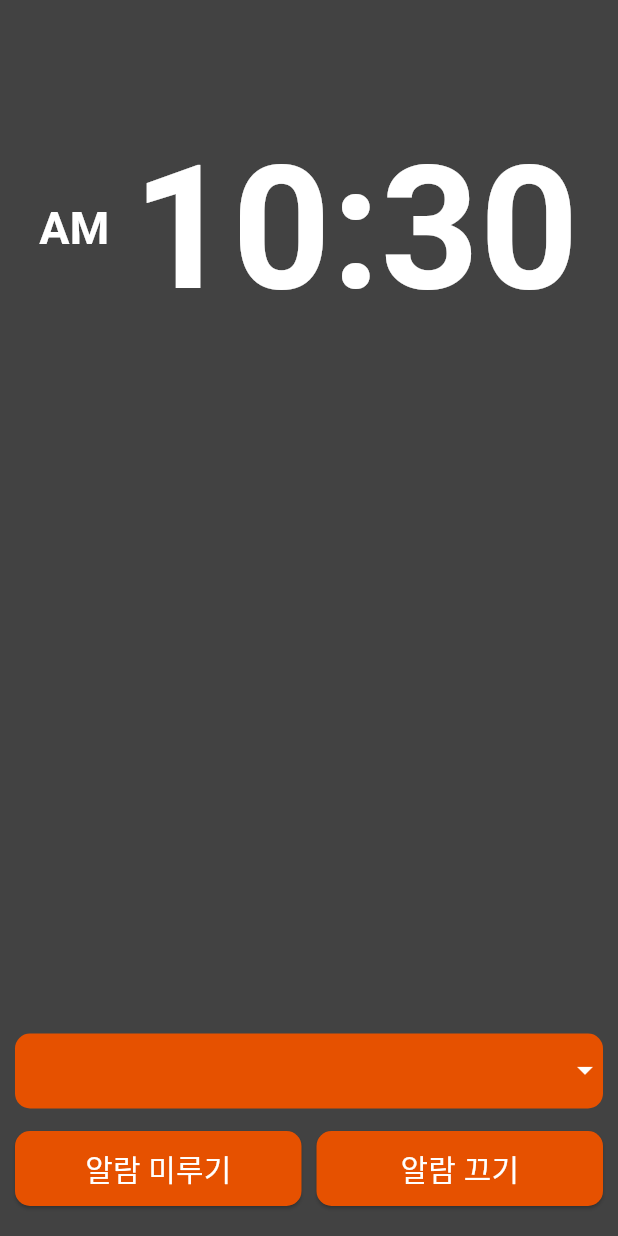
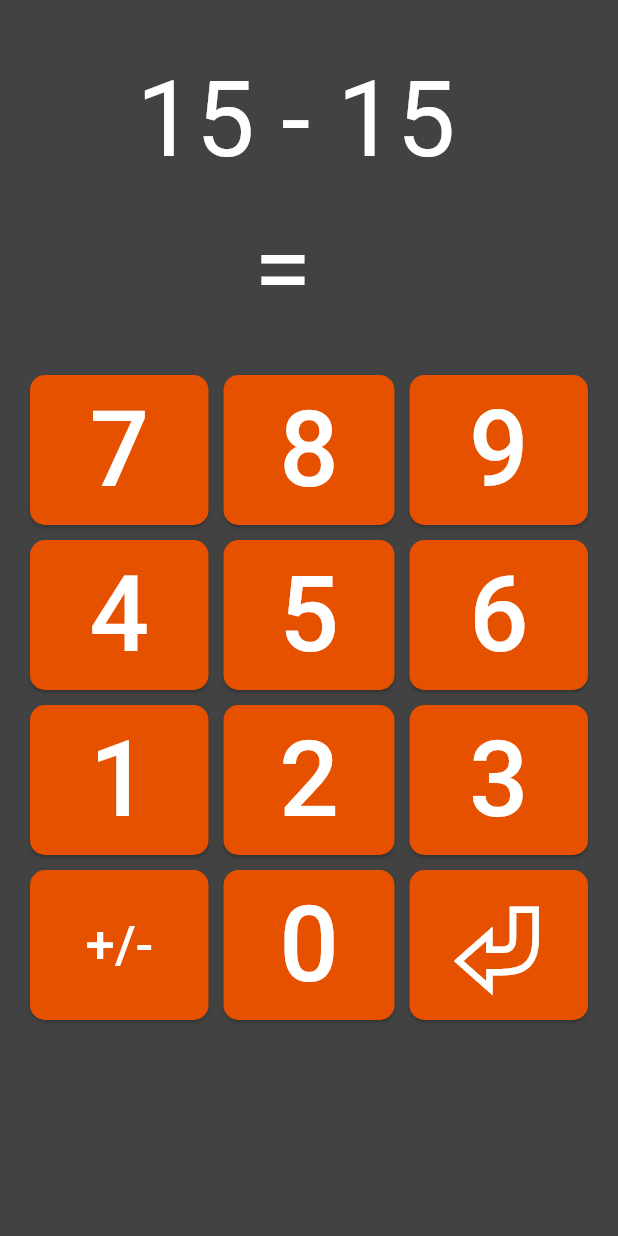
Before and after one commit to cyj0104/orange_alarm, a Flutter app: the SnoozeAndTurnOffAlarmPage screen opened directly, after a tap on "알람 끄기", on a phone screen of 412 x 824 dp. Run offline on Flutter 3.47's test engine with Material 3 defaults, Android fonts, the phone set to English and light mode, and no system bars.

Commit message:
수학 문제 풀기 미션 수행 화면 UI 구현

```diff
--- a/lib/page/SnoozeAndTurnOffAlarmPage.dart
+++ b/lib/page/SnoozeAndTurnOffAlarmPage.dart
@@ -1,5 +1,6 @@
 import 'dart:async';
 import 'package:flutter/material.dart';
+import 'SolveArithmeticMission.dart';
 
 
 class SnoozeAndTurnOffAlarmPage extends StatefulWidget {
@@ -139,7 +140,11 @@ class _SnoozeAndTurnOffAlarmPageState extends State<SnoozeAndTurnOffAlarmPage> {
                           padding: EdgeInsets.only(left: 5, right: 10),
                           child: ElevatedButton(
                             onPressed: () {
-
+                              // 조건에 따라서 미션 화면 이동하도록 구현
+                              Navigator.push(
+                                context,
+                                MaterialPageRoute(builder: (context) => SolveArithmeticMissionPage()),
+                              );
                             },
                             style: ElevatedButton.styleFrom(
                                 backgroundColor : Colors.orange.shade900,
--- /dev/null
+++ b/lib/page/SolveArithmeticMission.dart
@@ -0,0 +1,318 @@
+import 'dart:math';
+import 'package:flutter/material.dart';
+
+class SolveArithmeticMissionPage extends StatefulWidget {
+  @override
+  _SolveArithmeticMissionPageState createState() => _SolveArithmeticMissionPageState();
+}
+
+class _SolveArithmeticMissionPageState extends State<SolveArithmeticMissionPage>{
+  int randomNumber1 = Random().nextInt(101);
+  int randomNumber2 = Random().nextInt(101);
+  late int correctAnswer = randomNumber1 - randomNumber2;
+  String userAnswer = '';
+
+
+  void attachNumber(String number) {
+    if (number == '0' && userAnswer == '') {
+      return;
+    }
+    if (userAnswer.length < 3 ) {
+      setState(() {
+        userAnswer += number;
+      });
+    }
+  }
+
+  void toggleSign() {
+    if (!userAnswer.contains('-')) {
+      setState(() {
+        userAnswer = '-' + userAnswer;
+      });
+    }
+    else {
+      setState(() {
+        userAnswer = userAnswer.replaceFirst('-', '');
+      });
+    }
+  }
+
+  void checkAnswer() {
+    setState(() {
+      if (correctAnswer.toString() == userAnswer) {
+        userAnswer = 'Correct!!';   // 알람 끄기 요청해야함
+      }
+      else {
+        userAnswer = '';
+      }
+    });
+  }
+
+  @override
+  Widget build(BuildContext context) {
+    return Scaffold(
+      backgroundColor: Colors.grey.shade800,
+      body: Column(
+        children: [
+
+          Container(
+              padding: EdgeInsets.only(top: 30),
+              alignment: Alignment.center,
+              child: Text(
+                '${randomNumber1} - ${randomNumber2} ',
+                style: TextStyle(fontSize: 70, color: Colors.white),
+              ),
+          ),
+
+
+          Container(
+            padding: EdgeInsets.only(left: 20, right: 20),
+            child: Text(
+              '=  ${userAnswer}',
+              style: TextStyle(fontSize: 70, color: Colors.white),
+            ),
+          ),
+
+          /////////// 7 , 8, 9 버튼
+           Container(
+             padding: EdgeInsets.only(top: 20, left: 20, right: 20),
+             child: Row(
+               mainAxisAlignment: MainAxisAlignment.center,
+               children: [
+                 Expanded(
+                  child:Container(
+                    padding: EdgeInsets.only(right: 5),
+                    child: ElevatedButton(
+                      onPressed: () => attachNumber('7'),
+                      style: ElevatedButton.styleFrom(
+                          backgroundColor : Colors.orange.shade900,
+                          shape: RoundedRectangleBorder(
+                              borderRadius: BorderRadius.circular(10)
+                          ),
+                          minimumSize: Size(100, 100)
+                      ),
+                      child: Text('7', style: TextStyle(fontSize: 70, color: Colors.white)),
+                    ),
+                  ),
+                 ),
+                Expanded(
+                  child: Container(
+                    padding: EdgeInsets.only(left: 5, right: 5),
+                    child:ElevatedButton(
+                      onPressed: () => attachNumber('8'),
+                      style: ElevatedButton.styleFrom(
+                          backgroundColor : Colors.orange.shade900,
+                          shape: RoundedRectangleBorder(
+                              borderRadius: BorderRadius.circular(10)
+                          ),
+                          minimumSize: Size(100, 100)
+                      ),
+                      child: Text('8', style: TextStyle(fontSize: 70, color: Colors.white)),
+                    ),
+                  ),
+                ),
+                Expanded(
+                child: Container(
+                  padding: EdgeInsets.only(left: 5),
+                  child:ElevatedButton(
+                      onPressed: () => attachNumber('9'),
+                      style: ElevatedButton.styleFrom(
+                          backgroundColor : Colors.orange.shade900,
+                          shape: RoundedRectangleBorder(
+                              borderRadius: BorderRadius.circular(10)
+                          ),
+                          minimumSize: Size(100, 100)
+                      ),
+                      child: Text('9', style: TextStyle(fontSize: 70, color: Colors.white)),
+                    ),
+                  ),
+                ),
+               ],
+             ),
+           ),
+
+
+          /////////// 4, 5, 6 버튼
+          Container(
+            padding: EdgeInsets.only(top: 10, left: 20, right: 20),
+            child: Row(
+              mainAxisAlignment: MainAxisAlignment.center,
+              children: [
+                Expanded(
+                  child:Container(
+                    padding: EdgeInsets.only(right: 5),
+                    child: ElevatedButton(
+                      onPressed: () => attachNumber('4'),
+                      style: ElevatedButton.styleFrom(
+                          backgroundColor : Colors.orange.shade900,
+                          shape: RoundedRectangleBorder(
+                              borderRadius: BorderRadius.circular(10)
+                          ),
+                          minimumSize: Size(100, 100)
+                      ),
+                      child: Text('4', style: TextStyle(fontSize: 70, color: Colors.white)),
+                    ),
+                  ),
+                ),
+                Expanded(
+                  child: Container(
+                    padding: EdgeInsets.only(left: 5, right: 5),
+                    child:ElevatedButton(
+                      onPressed: () => attachNumber('5'),
+                      style: ElevatedButton.styleFrom(
+                          backgroundColor : Colors.orange.shade900,
+                          shape: RoundedRectangleBorder(
+                              borderRadius: BorderRadius.circular(10)
+                          ),
+                          minimumSize: Size(100, 100)
+                      ),
+                      child: Text('5', style: TextStyle(fontSize: 70, color: Colors.white)),
+                    ),
+                  ),
+                ),
+                Expanded(
+                  child: Container(
+                    padding: EdgeInsets.only(left: 5),
+                    child:ElevatedButton(
+                      onPressed: () => attachNumber('6'),
+                      style: ElevatedButton.styleFrom(
+                          backgroundColor : Colors.orange.shade900,
+                          shape: RoundedRectangleBorder(
+                              borderRadius: BorderRadius.circular(10)
+                          ),
+                          minimumSize: Size(100, 100)
+                      ),
+                      child: Text('6', style: TextStyle(fontSize: 70, color: Colors.white)),
+                    ),
+                  ),
+                ),
+              ],
+            ),
+          ),
+
+
+
+          /////////// 1, 2, 3 버튼
+          Container(
+            padding: EdgeInsets.only(top: 10, left: 20, right: 20),
+            child: Row(
+              mainAxisAlignment: MainAxisAlignment.center,
+              children: [
+                Expanded(
+                  child:Container(
+                    padding: EdgeInsets.only(right: 5),
+                    child: ElevatedButton(
+                      onPressed: () => attachNumber('1'),
+                      style: ElevatedButton.styleFrom(
+                          backgroundColor : Colors.orange.shade900,
+                          shape: RoundedRectangleBorder(
+                              borderRadius: BorderRadius.circular(10)
+                          ),
+                          minimumSize: Size(100, 100)
+                      ),
+                      child: Text('1', style: TextStyle(fontSize: 70, color: Colors.white)),
+                    ),
+                  ),
+                ),
+                Expanded(
+                  child: Container(
+                    padding: EdgeInsets.only(left: 5, right: 5),
+                    child:ElevatedButton(
+                      onPressed: () => attachNumber('2'),
+                      style: ElevatedButton.styleFrom(
+                          backgroundColor : Colors.orange.shade900,
+                          shape: RoundedRectangleBorder(
+                              borderRadius: BorderRadius.circular(10)
+                          ),
+                          minimumSize: Size(100, 100)
+                      ),
+                      child: Text('2', style: TextStyle(fontSize: 70, color: Colors.white)),
+                    ),
+                  ),
+                ),
+                Expanded(
+                  child: Container(
+                    padding: EdgeInsets.only(left: 5),
+                    child:ElevatedButton(
+                      onPressed: () => attachNumber('3'),
+                      style: ElevatedButton.styleFrom(
+                          backgroundColor : Colors.orange.shade900,
+                          shape: RoundedRectangleBorder(
+                              borderRadius: BorderRadius.circular(10)
+                          ),
+                          minimumSize: Size(100, 100)
+                      ),
+                      child: Text('3', style: TextStyle(fontSize: 70, color: Colors.white)),
+                    ),
+                  ),
+                ),
+              ],
+            ),
+          ),
+
+
+          /////////// +/-, 0, ↵ 버튼
+          Container(
+            padding: EdgeInsets.only(top: 10, left: 20, right: 20, bottom: 20),
+            child: Row(
+              mainAxisAlignment: MainAxisAlignment.center,
+              //crossAxisAlignment: CrossAxisAlignment.stretch,
+              children: [
+                Expanded(
+                  child: Container(
+                    padding: EdgeInsets.only(right: 5),
+                    child: ElevatedButton(
+                      onPressed: () => toggleSign(),
+                      style: ElevatedButton.styleFrom(
+                          backgroundColor : Colors.orange.shade900,
+                          shape: RoundedRectangleBorder(
+                              borderRadius: BorderRadius.circular(10)
+                          ),
+                          minimumSize: Size(100, 100)
+                      ),
+                      child: Text('+/-', style: TextStyle(fontSize: 35, color: Colors.white)),
+                    ),
+                  ),
+                ),
+                Expanded(
+                  child: Container(
+                    padding: EdgeInsets.only(left: 5, right: 5),
+                    child:ElevatedButton(
+                      onPressed: () => attachNumber('0'),
+                      style: ElevatedButton.styleFrom(
+                          backgroundColor : Colors.orange.shade900,
+                          shape: RoundedRectangleBorder(
+                              borderRadius: BorderRadius.circular(10)
+                          ),
+                          minimumSize: Size(100, 100)
+                      ),
+                      child: Text('0', style: TextStyle(fontSize: 70, color: Colors.white)),
+                    ),
+                  ),
+                ),
+                Expanded(
+                  child: Container(
+                    padding: EdgeInsets.only(left: 5),
+                    child:ElevatedButton(
+                      onPressed: () => checkAnswer(),
+                      style: ElevatedButton.styleFrom(
+                          backgroundColor : Colors.orange.shade900,
+                          shape: RoundedRectangleBorder(
+                              borderRadius: BorderRadius.circular(10)
+                          ),
+                          minimumSize: Size(100, 100)
+                      ),
+                      child: Text('⏎', style: TextStyle(fontSize: 60, color: Colors.white, fontWeight: FontWeight.bold)),
+                    ),
+                  ),
+                ),
+              ],
+            ),
+          ),
+
+        ],
+      ),
+    );
+  }
+
+}
--- a/lib/page/TurnOffAlarmPage.dart
+++ b/lib/page/TurnOffAlarmPage.dart
@@ -1,5 +1,6 @@
 import 'dart:async';
 import 'package:flutter/material.dart';
+import 'SolveArithmeticMission.dart';
 
 
 class TurnOffAlarmPage extends StatefulWidget {
@@ -115,7 +116,11 @@ class _TurnOffAlarmPageState extends State<TurnOffAlarmPage> {
               padding: EdgeInsets.only(left: 10, right: 10, bottom:20),
               child: ElevatedButton(
                 onPressed: () {
-
+                  // 조건에 따라서 미션 화면 이동하도록 구현
+                  Navigator.push(
+                    context,
+                    MaterialPageRoute(builder: (context) => SolveArithmeticMissionPage()),
+                  );
                 },
                 style: ElevatedButton.styleFrom(
                     backgroundColor : Colors.orange.shade900,
```
